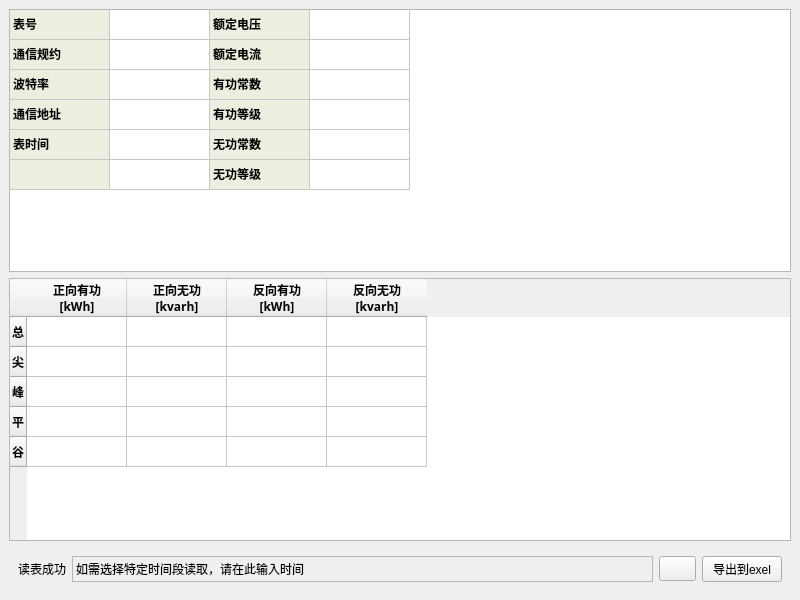
Old version of the form bysx/mainwindow.ui in the repository sgh579/bysx.
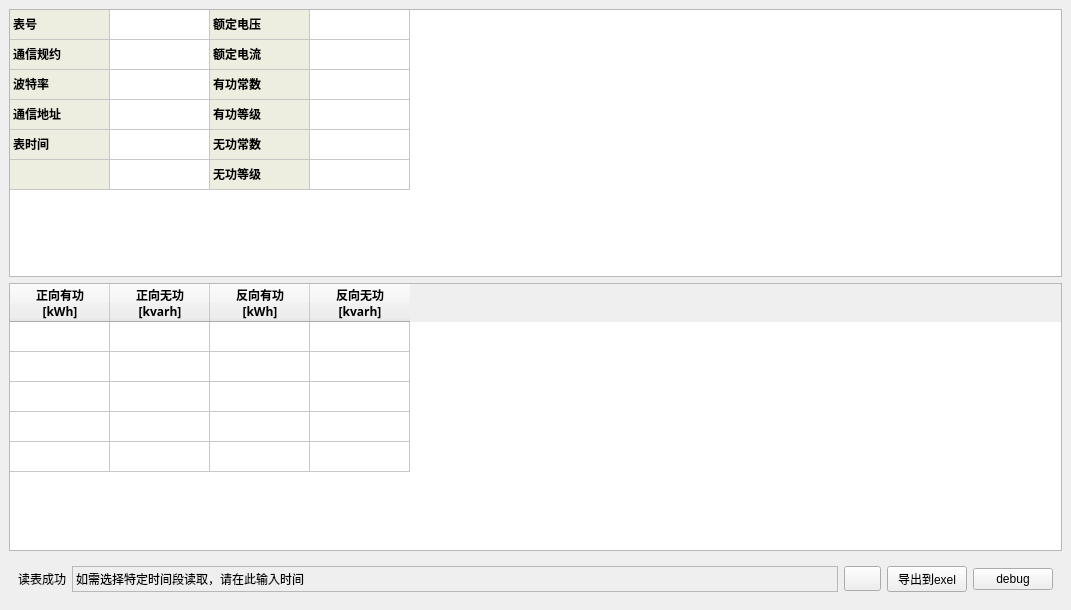
New version of the form. Icons and pictures are not drawn.

What changed in the file:
```diff
--- a/bysx/mainwindow.ui
+++ b/bysx/mainwindow.ui
@@ -6,8 +6,8 @@
    <rect>
     <x>0</x>
     <y>0</y>
-    <width>800</width>
-    <height>600</height>
+    <width>1071</width>
+    <height>610</height>
    </rect>
   </property>
   <property name="windowTitle">
@@ -398,7 +398,7 @@
        <bool>false</bool>
       </attribute>
       <attribute name="verticalHeaderVisible">
-       <bool>true</bool>
+       <bool>false</bool>
       </attribute>
       <row>
        <property name="text">
@@ -596,6 +596,13 @@
          </property>
         </widget>
        </item>
+       <item>
+        <widget class="QPushButton" name="debugButton">
+         <property name="text">
+          <string>debug</string>
+         </property>
+        </widget>
+       </item>
       </layout>
      </widget>
     </item>
```
Left out of the diff: 14 changed lines with no effect on the pictures.
